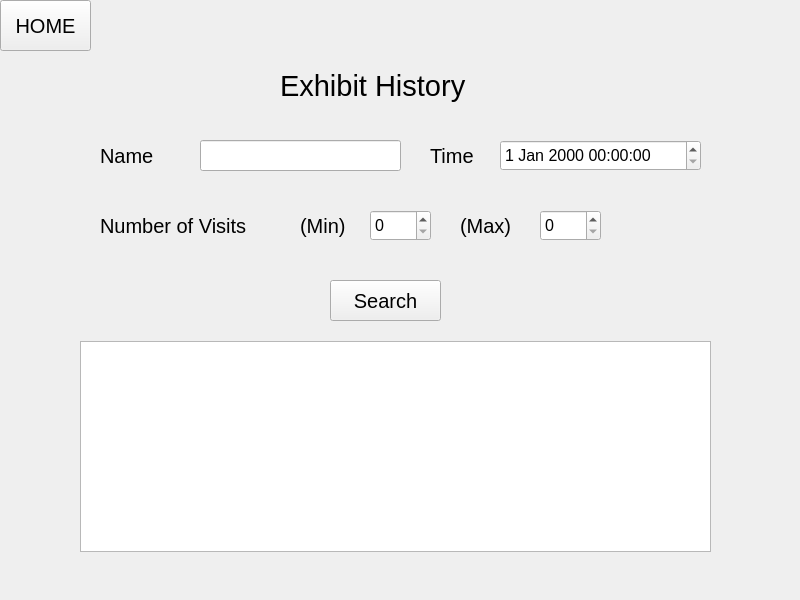
Old version of the form ui/visitorExhibitHistory.ui in the repository jxzhou131/CS-4400-Atlanta-Zoo-Database.
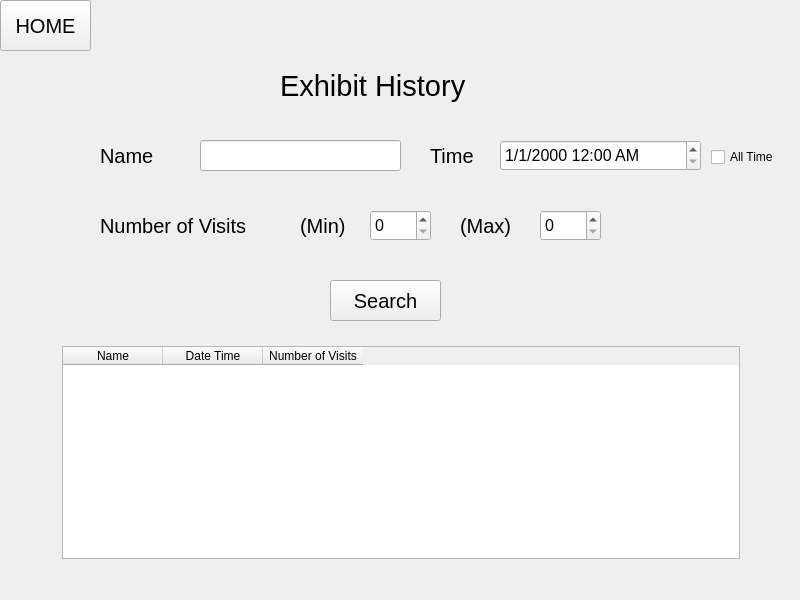
New version of the form.

```diff
--- a/ui/visitorExhibitHistory.ui
+++ b/ui/visitorExhibitHistory.ui
@@ -144,16 +144,6 @@
      <string>Search</string>
     </property>
    </widget>
-   <widget class="QTableView" name="tableView">
-    <property name="geometry">
-     <rect>
-      <x>80</x>
-      <y>341</y>
-      <width>631</width>
-      <height>211</height>
-     </rect>
-    </property>
-   </widget>
    <widget class="QDateTimeEdit" name="dateTimeEdit">
     <property name="geometry">
      <rect>
@@ -169,6 +159,9 @@
       <pointsize>12</pointsize>
      </font>
     </property>
+    <property name="displayFormat">
+     <string>M/d/yyyy h:mm AP</string>
+    </property>
    </widget>
    <widget class="QSpinBox" name="spinBox">
     <property name="geometry">
@@ -240,6 +233,44 @@
      </font>
     </property>
    </widget>
+   <widget class="QTableWidget" name="tableWidget">
+    <property name="geometry">
+     <rect>
+      <x>62</x>
+      <y>346</y>
+      <width>678</width>
+      <height>213</height>
+     </rect>
+    </property>
+    <column>
+     <property name="text">
+      <string>Name</string>
+     </property>
+    </column>
+    <column>
+     <property name="text">
+      <string>Date Time</string>
+     </property>
+    </column>
+    <column>
+     <property name="text">
+      <string>Number of Visits</string>
+     </property>
+    </column>
+   </widget>
+   <widget class="QCheckBox" name="dateTimeCheckBox">
+    <property name="geometry">
+     <rect>
+      <x>711</x>
+      <y>147</y>
+      <width>81</width>
+      <height>20</height>
+     </rect>
+    </property>
+    <property name="text">
+     <string>All Time</string>
+    </property>
+   </widget>
   </widget>
  </widget>
  <resources/>
```
Left out of the diff: 6 changed lines with no effect on the pictures.
